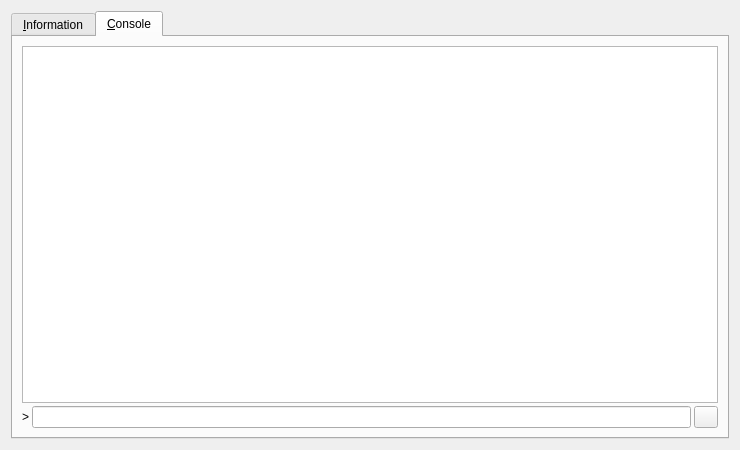
First picture: the form in src/qt/forms/rpcconsole.ui, repository transcoder/CasinoCoin, before the edit.
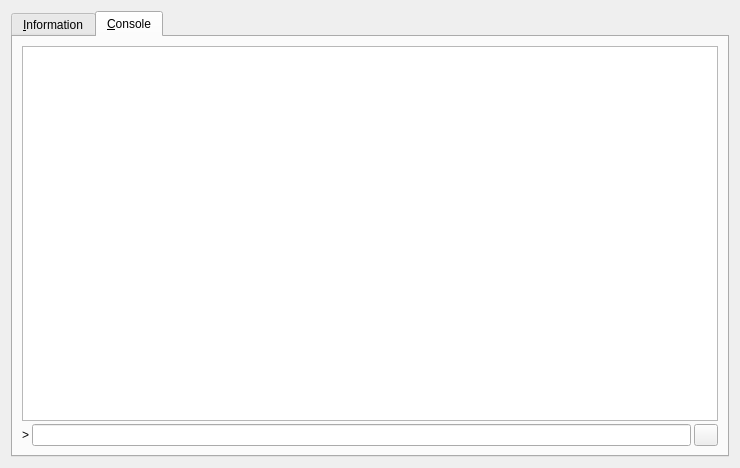
Second picture: the form after the edit. The open tabs and pages were chosen to show the change. Icons and pictures are not drawn.

Patch:
```diff
--- a/src/qt/forms/rpcconsole.ui
+++ b/src/qt/forms/rpcconsole.ui
@@ -7,7 +7,7 @@
     <x>0</x>
     <y>0</y>
     <width>740</width>
-    <height>450</height>
+    <height>468</height>
    </rect>
   </property>
   <property name="windowTitle">
```
Left out of the diff: 2 changed lines with no effect on the pictures.
